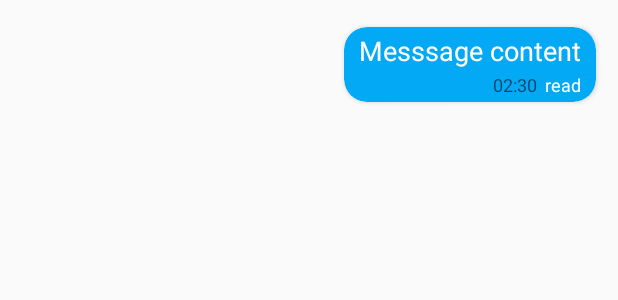
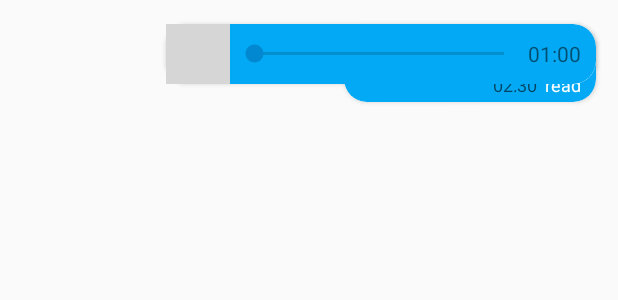
Before and after one commit to chhattsolutions/Final, an Android app: the layout chat_item_right.xml on its own in the app's theme, with its tools: preview values and no code run, on a phone screen of 412 x 824 dp. Shown: the top 300 px of the screen. Run offline under Robolectric (Android 15) with nearby library versions, the light colour scheme and no system bars; Roboto replaces fonts that are not available here; grey boxes are pictures that could not be loaded.

Commit message:
profile api buttons

```diff
--- a/app/src/main/java/com/example/afinal/MessagingActivity.java
+++ b/app/src/main/java/com/example/afinal/MessagingActivity.java
@@ -961,7 +961,8 @@ cd=new ConnectionDetector(this);
 
                return fileparth.getDownloadUrl();
            }
-       }).addOnCompleteListener(new OnCompleteListener<Uri>() {
+       }).addOnCompleteListener(
+               new OnCompleteListener<Uri>() {
            @Override
            public void onComplete(@NonNull Task<Uri> task) {
                if (task.isSuccessful()) {
--- a/app/src/main/res/layout/chat_item_right.xml
+++ b/app/src/main/res/layout/chat_item_right.xml
@@ -186,7 +186,7 @@
             app:cardCornerRadius="15dip"
             app:cardElevation="2dp"
             android:id="@+id/voic_card"
-            android:visibility="gone"
+            android:visibility="visible"
             app:cardUseCompatPadding="true"
             android:layout_alignParentRight="true">
 
@@ -196,14 +196,15 @@
                 android:background="@drawable/rounded_corner1"
                 android:weightSum="3">
 
-                <Button
-                    android:id="@+id/stop"
-                    android:layout_width="wrap_content"
-                    android:layout_height="wrap_content"
+                <ImageButton
+                    android:id="@+id/play"
+                    android:layout_width="60dp"
+                    android:layout_height="40dp"
                     android:layout_weight="0.5"
                     android:textSize="20dp"
                     android:background="@drawable/rounded_corner1"
                     android:text=""
+                    android:src="@drawable/ic_play"
                     />
 
                 <SeekBar
```
Also changed, not shown: app/src/main/java/com/example/afinal/adapter/MessageAdapter.java (+11 -5 lines).
